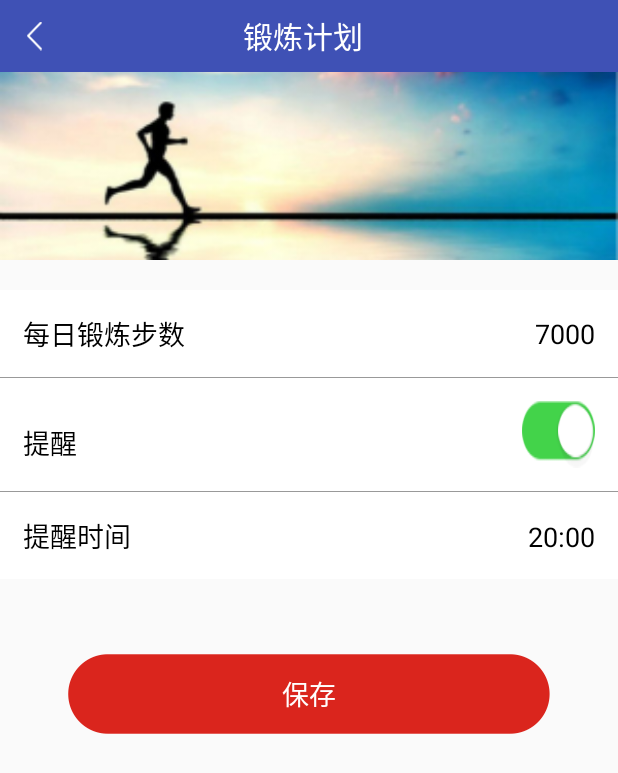
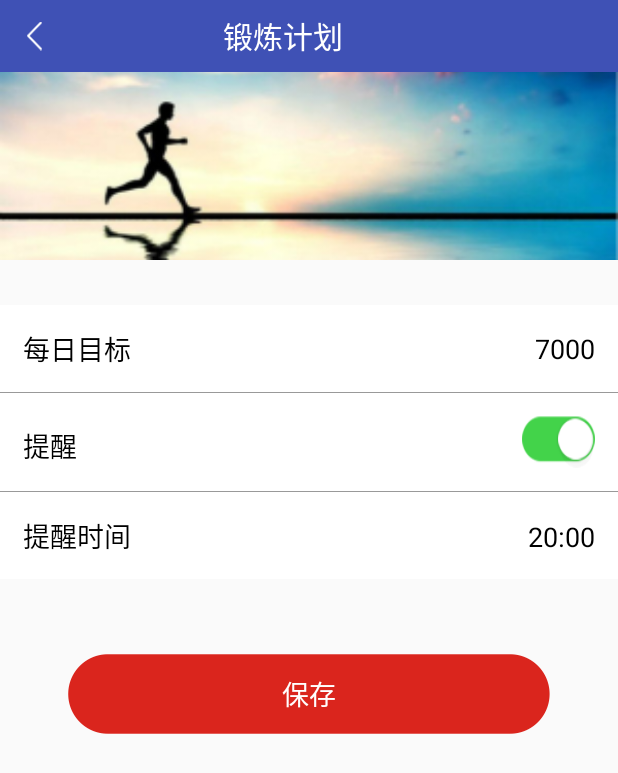
Before and after one commit to Lemon-XQ/PregnantMonitor, an Android app: the SetPlanActivity screen opened directly, with no data from a screen before it, on a phone screen of 412 x 824 dp. Shown: the top 773 px of the screen. Run offline under Robolectric (Android 15) with nearby library versions, the phone set to English and light mode, and no system bars.

Commit message:
fixed grammer

```diff
--- a/app/src/main/res/layout/ac_exercise_plan.xml
+++ b/app/src/main/res/layout/ac_exercise_plan.xml
@@ -31,15 +31,15 @@
                     android:visibility="visible" />
 
                 <TextView
-                    android:layout_width="wrap_content"
+                    android:layout_width="0dp"
                     android:layout_height="wrap_content"
                     android:layout_gravity="center"
                     android:layout_weight="1"
                     android:background="#00000000"
                     android:gravity="center_horizontal"
-                    android:paddingLeft="10px"
-                    android:paddingRight="10px"
-                    android:text="锻炼计划"
+                    android:paddingLeft="10dp"
+                    android:paddingRight="10dp"
+                    android:text="@string/TraningPlan"
                     android:textColor="#ffffff"
                     android:textSize="20sp" />
 
@@ -53,11 +53,11 @@
                     android:ellipsize="end"
                     android:gravity="center"
                     android:maxEms="4"
-                    android:maxWidth="80px"
+                    android:maxWidth="80dp"
                     android:minEms="2"
                     android:visibility="invisible"
-                    android:paddingLeft="40px"
-                    android:paddingRight="40px"
+                    android:paddingLeft="40dp"
+                    android:paddingRight="40dp"
                     android:singleLine="true"/>
 
             </LinearLayout>
@@ -71,7 +71,7 @@
         <LinearLayout
             android:layout_width="match_parent"
             android:layout_height="wrap_content"
-            android:layout_marginTop="30px"
+            android:layout_marginTop="30dp"
             android:background="#ffffff"
             android:gravity="center_vertical"
             android:orientation="vertical">
@@ -87,7 +87,7 @@
                     android:layout_height="wrap_content"
                     android:layout_weight="1"
                     android:gravity="center_vertical"
-                    android:text="每日锻炼步数"
+                    android:text="@string/Target"
                     android:textColor="#000000"
                     android:textSize="18sp" />
 
@@ -97,7 +97,7 @@
                     android:layout_height="match_parent"
                     android:layout_weight="1"
                     android:background="#ffffff"
-                    android:gravity="center_vertical|right"
+                    android:gravity="center_vertical|end"
                     android:text="7000"
                     android:textColor="#000000"
                     android:textSize="18sp" />
@@ -115,11 +115,11 @@
                 android:padding="15dp">
 
                 <TextView
-                    android:layout_width="wrap_content"
+                    android:layout_width="0dp"
                     android:layout_height="wrap_content"
                     android:layout_weight="1"
                     android:gravity="center_vertical"
-                    android:text="提醒"
+                    android:text="@string/Remind"
                     android:textColor="#000000"
                     android:textSize="18sp" />
 
@@ -132,7 +132,7 @@
                     android:checked="true"
                     android:gravity="center_vertical"
                     android:textColor="#000000"
-                    android:textSize="50px" />
+                    android:textSize="25sp" />
             </LinearLayout>
 
             <ImageView
@@ -147,11 +147,11 @@
                 android:padding="15dp">
 
                 <TextView
-                    android:layout_width="wrap_content"
+                    android:layout_width="0dp"
                     android:layout_height="wrap_content"
                     android:layout_weight="1"
                     android:gravity="center_vertical"
-                    android:text="提醒时间"
+                    android:text="@string/RemindTime"
                     android:textColor="#000000"
                     android:textSize="18sp" />
 
@@ -159,8 +159,8 @@
                     android:id="@+id/tv_remind_time"
                     android:layout_width="wrap_content"
                     android:layout_height="wrap_content"
-                    android:gravity="center_vertical|right"
-                    android:minWidth="300px"
+                    android:gravity="center_vertical|end"
+                    android:minWidth="30dp"
                     android:text="21:00"
                     android:textColor="#000000"
                     android:textSize="18sp" />
@@ -174,16 +174,16 @@
             android:layout_gravity="center_horizontal"
             android:layout_marginTop="50dp"
             android:background="@mipmap/btn_submit_bg"
-            android:text="保存"
+            android:text="@string/Save"
             android:textColor="#ffffff"
-            android:textSize="18dp" />
+            android:textSize="18sp" />
 
         <WebView
             android:id="@+id/wv"
             android:visibility="gone"
             android:layout_width="match_parent"
             android:layout_height="wrap_content"
-            android:layout_marginTop="100px">
+            android:layout_marginTop="100dp">
 
         </WebView>
     </LinearLayout>
--- a/app/src/main/res/menu/main.xml
+++ b/app/src/main/res/menu/main.xml
@@ -7,6 +7,6 @@
         android:id="@+id/action_settings"
         android:orderInCategory="100"
         app:showAsAction="never"
-        android:title="@string/action_settings"/>
+        android:title="@string/Setting"/>
 
 </menu>
--- a/app/src/main/res/values/strings.xml
+++ b/app/src/main/res/values/strings.xml
@@ -3,10 +3,20 @@
 
     <!-- TODO: Remove or change this placeholder text -->
     <string name="hello_blank_fragment">Hello blank fragment</string>
+    <string name="hello_world">Hello world!</string>
+    <string name="_btn_send">发送</string>
+    <string name="Setting">设置</string>
+    <string name="TaskList">任务列表</string>
+    <string name="Analyze">统计</string>
+    <string name="About">关于</string>
+    <string name="TraningPlan">锻炼计划</string>
+    <string name="Target">每日目标</string>
+    <string name="Remind">提醒</string>
+    <string name="RemindTime">提醒时间</string>
+    <string name="Save">保存</string>
+    <string name="HistoryRecord">历史记录</string>
+    <string name="Desc"> </string>
 
-    <string name="hello_world">Hello world!</string>
-    <string name="action_settings">Settings</string>
-    <string name="_btn_send">发送</string>
 
     <string-array name="welcome_trips">
         <item>主人，奴婢在此等候多时了</item>
```
Also changed, not shown: app/src/main/res/layout/ac_history.xml (+4 -21 lines), app/src/main/res/layout/activity_leftitem_robot.xml (+4 -3 lines), app/src/main/res/menu/nav_menu.xml (+5 -4 lines).
